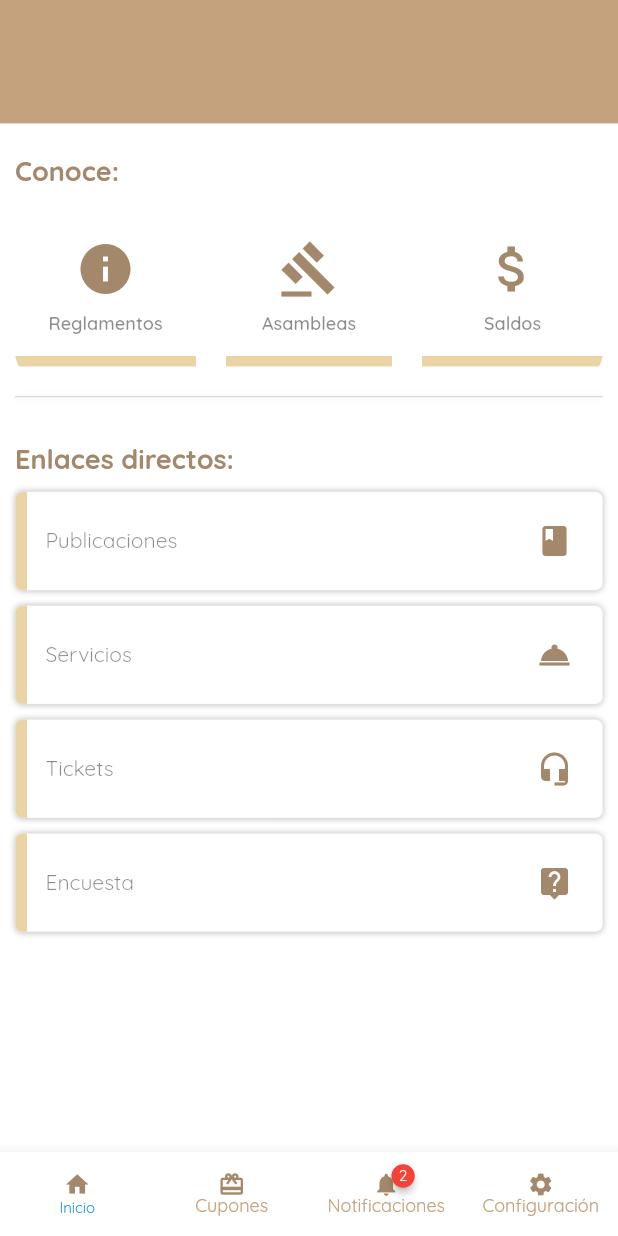
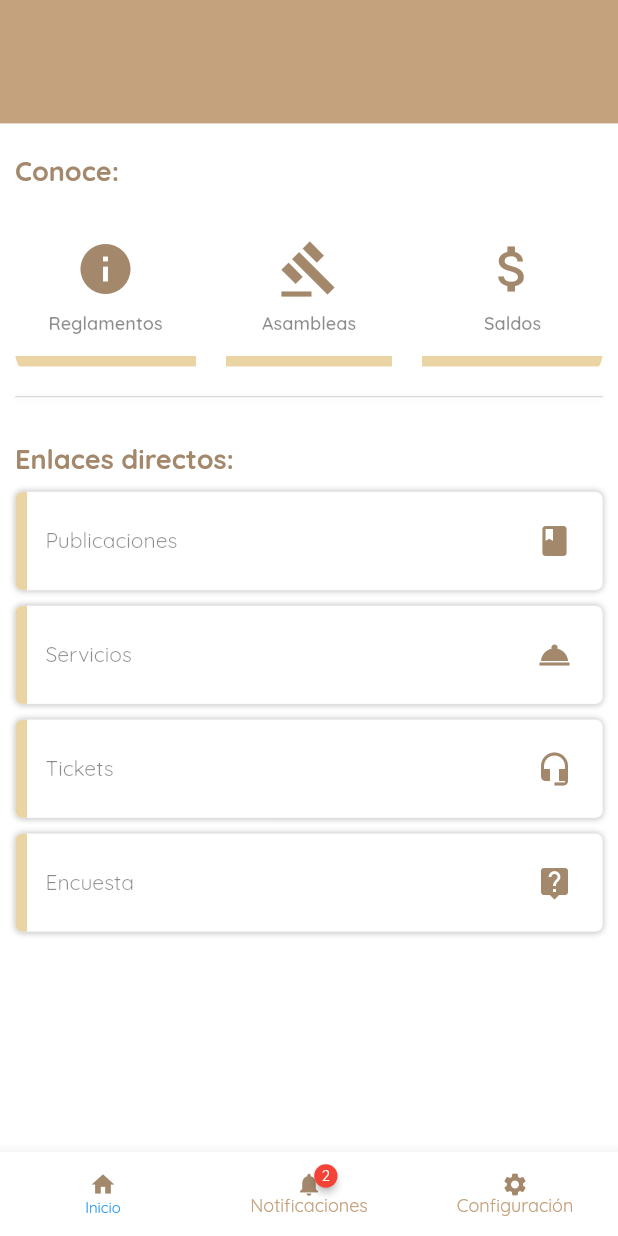
Before and after one commit to FcoSuastegui/appresort, a Flutter app: the NavigationBarView screen opened by its route, on a phone screen of 412 x 824 dp. Run offline on Flutter 3.47's test engine with Material 2 defaults, Android fonts, the phone set to English and light mode, and no system bars; drawn by our look-alikes of badges; our stand-ins replace dio, get, get_storage, google_fonts, simple_animations; missing offline and left inert: flutter_form_bloc; accounts and stored records are empty.

Commit message:
navegacion de pagina

```diff
--- a/lib/app/src/views/navigation_bar/controller/navigation_bar_controller.dart
+++ b/lib/app/src/views/navigation_bar/controller/navigation_bar_controller.dart
@@ -1,4 +1,5 @@
 import 'package:appresort/app/src/views/home/home_view.dart';
+import 'package:appresort/app/src/views/setting/setting_view.dart';
 import 'package:flutter/material.dart';
 import 'package:get/get.dart';
 
@@ -16,9 +17,6 @@ class NavigationBarController extends GetxController {
   List<Widget> page = [
     HomeView(),
     HomeView(),
-    HomeView(),
-    HomeView(),
+    SettingView(),
   ];
-
-
 }
--- a/lib/app/src/views/navigation_bar/navigation_bar_view.dart
+++ b/lib/app/src/views/navigation_bar/navigation_bar_view.dart
@@ -1,4 +1,5 @@
 import 'package:appresort/app/src/themes/app_theme.dart';
+import 'package:appresort/app/src/themes/size_config.dart';
 import 'package:appresort/app/src/views/navigation_bar/controller/navigation_bar_controller.dart';
 import 'package:badges/badges.dart';
 import 'package:flutter/material.dart';
@@ -8,6 +9,7 @@ class NavigationBarView extends GetView<NavigationBarController> {
   static final String routeName = '/navigation-bar';
   @override
   Widget build(BuildContext context) {
+    SizeConfig().init(context);
     return Obx(
       () => Scaffold(
         body: controller.page[controller.index],
@@ -19,11 +21,6 @@ class NavigationBarView extends GetView<NavigationBarController> {
             BottomNavigationBarItem(
               icon: Icon(Icons.home, color: AppTheme.kIconColor, size: 18),
               label: "Inicio",
-            ),
-            BottomNavigationBarItem(
-              icon: Icon(Icons.card_giftcard,
-                  color: AppTheme.kIconColor, size: 18),
-              label: "Cupones",
             ),
             BottomNavigationBarItem(
               icon: Badge(
```
